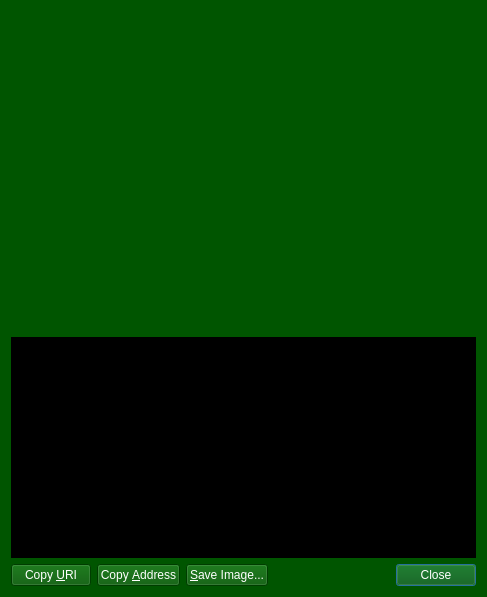
xviicoin-project/xviicoin, file src/qt/forms/receiverequestdialog.ui: the form before one commit.
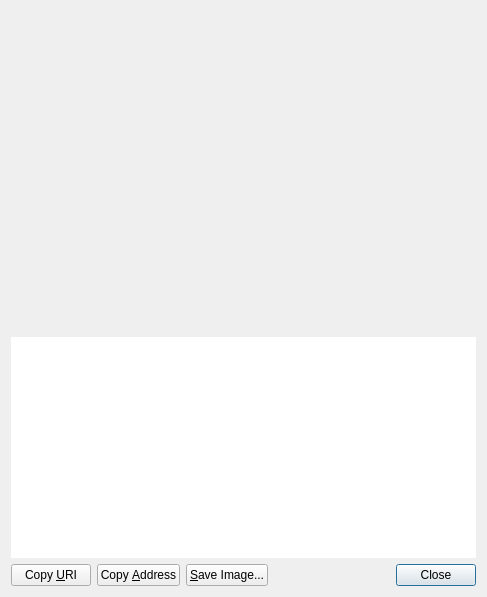
The form after the commit. Custom widgets are drawn as their Qt base class.

Diff of the .ui file:
```diff
--- a/src/qt/forms/receiverequestdialog.ui
+++ b/src/qt/forms/receiverequestdialog.ui
@@ -10,448 +10,6 @@
     <height>597</height>
    </rect>
   </property>
-  <property name="palette">
-   <palette>
-    <active>
-     <colorrole role="WindowText">
-      <brush brushstyle="SolidPattern">
-       <color alpha="255">
-        <red>255</red>
-        <green>255</green>
-        <blue>255</blue>
-       </color>
-      </brush>
-     </colorrole>
-     <colorrole role="Button">
-      <brush brushstyle="SolidPattern">
-       <color alpha="255">
-        <red>0</red>
-        <green>85</green>
-        <blue>0</blue>
-       </color>
-      </brush>
-     </colorrole>
-     <colorrole role="Light">
-      <brush brushstyle="SolidPattern">
-       <color alpha="255">
-        <red>0</red>
-        <green>127</green>
-        <blue>0</blue>
-       </color>
-      </brush>
-     </colorrole>
-     <colorrole role="Midlight">
-      <brush brushstyle="SolidPattern">
-       <color alpha="255">
-        <red>0</red>
-        <green>106</green>
-        <blue>0</blue>
-       </color>
-      </brush>
-     </colorrole>
-     <colorrole role="Dark">
-      <brush brushstyle="SolidPattern">
-       <color alpha="255">
-        <red>0</red>
-        <green>42</green>
-        <blue>0</blue>
-       </color>
-      </brush>
-     </colorrole>
-     <colorrole role="Mid">
-      <brush brushstyle="SolidPattern">
-       <color alpha="255">
-        <red>0</red>
-        <green>56</green>
-        <blue>0</blue>
-       </color>
-      </brush>
-     </colorrole>
-     <colorrole role="Text">
-      <brush brushstyle="SolidPattern">
-       <color alpha="255">
-        <red>255</red>
-        <green>255</green>
-        <blue>255</blue>
-       </color>
-      </brush>
-     </colorrole>
-     <colorrole role="BrightText">
-      <brush brushstyle="SolidPattern">
-       <color alpha="255">
-        <red>255</red>
-        <green>255</green>
-        <blue>255</blue>
-       </color>
-      </brush>
-     </colorrole>
-     <colorrole role="ButtonText">
-      <brush brushstyle="SolidPattern">
-       <color alpha="255">
-        <red>255</red>
-        <green>255</green>
-        <blue>255</blue>
-       </color>
-      </brush>
-     </colorrole>
-     <colorrole role="Base">
-      <brush brushstyle="SolidPattern">
-       <color alpha="255">
-        <red>0</red>
-        <green>0</green>
-        <blue>0</blue>
-       </color>
-      </brush>
-     </colorrole>
-     <colorrole role="Window">
-      <brush brushstyle="SolidPattern">
-       <color alpha="255">
-        <red>0</red>
-        <green>85</green>
-        <blue>0</blue>
-       </color>
-      </brush>
-     </colorrole>
-     <colorrole role="Shadow">
-      <brush brushstyle="SolidPattern">
-       <color alpha="255">
-        <red>0</red>
-        <green>0</green>
-        <blue>0</blue>
-       </color>
-      </brush>
-     </colorrole>
-     <colorrole role="AlternateBase">
-      <brush brushstyle="SolidPattern">
-       <color alpha="255">
-        <red>0</red>
-        <green>42</green>
-        <blue>0</blue>
-       </color>
-      </brush>
-     </colorrole>
-     <colorrole role="ToolTipBase">
-      <brush brushstyle="SolidPattern">
-       <color alpha="255">
-        <red>255</red>
-        <green>255</green>
-        <blue>220</blue>
-       </color>
-      </brush>
-     </colorrole>
-     <colorrole role="ToolTipText">
-      <brush brushstyle="SolidPattern">
-       <color alpha="255">
-        <red>0</red>
-        <green>0</green>
-        <blue>0</blue>
-       </color>
-      </brush>
-     </colorrole>
-     <colorrole role="PlaceholderText">
-      <brush brushstyle="SolidPattern">
-       <color alpha="128">
-        <red>255</red>
-        <green>255</green>
-        <blue>255</blue>
-       </color>
-      </brush>
-     </colorrole>
-    </active>
-    <inactive>
-     <colorrole role="WindowText">
-      <brush brushstyle="SolidPattern">
-       <color alpha="255">
-        <red>255</red>
-        <green>255</green>
-        <blue>255</blue>
-       </color>
-      </brush>
-     </colorrole>
-     <colorrole role="Button">
-      <brush brushstyle="SolidPattern">
-       <color alpha="255">
-        <red>0</red>
-        <green>85</green>
-        <blue>0</blue>
-       </color>
-      </brush>
-     </colorrole>
-     <colorrole role="Light">
-      <brush brushstyle="SolidPattern">
-       <color alpha="255">
-        <red>0</red>
-        <green>127</green>
-        <blue>0</blue>
-       </color>
-      </brush>
-     </colorrole>
-     <colorrole role="Midlight">
-      <brush brushstyle="SolidPattern">
-       <color alpha="255">
-        <red>0</red>
-        <green>106</green>
-        <blue>0</blue>
-       </color>
-      </brush>
-     </colorrole>
-     <colorrole role="Dark">
-      <brush brushstyle="SolidPattern">
-       <color alpha="255">
-        <red>0</red>
-        <green>42</green>
-        <blue>0</blue>
-       </color>
-      </brush>
-     </colorrole>
-     <colorrole role="Mid">
-      <brush brushstyle="SolidPattern">
-       <color alpha="255">
-        <red>0</red>
-        <green>56</green>
-        <blue>0</blue>
-       </color>
-      </brush>
-     </colorrole>
-     <colorrole role="Text">
-      <brush brushstyle="SolidPattern">
-       <color alpha="255">
-        <red>255</red>
-        <green>255</green>
-        <blue>255</blue>
-       </color>
-      </brush>
-     </colorrole>
-     <colorrole role="BrightText">
-      <brush brushstyle="SolidPattern">
-       <color alpha="255">
-        <red>255</red>
-        <green>255</green>
-        <blue>255</blue>
-       </color>
-      </brush>
-     </colorrole>
-     <colorrole role="ButtonText">
-      <brush brushstyle="SolidPattern">
-       <color alpha="255">
-        <red>255</red>
-        <green>255</green>
-        <blue>255</blue>
-       </color>
-      </brush>
-     </colorrole>
-     <colorrole role="Base">
-      <brush brushstyle="SolidPattern">
-       <color alpha="255">
-        <red>0</red>
-        <green>0</green>
-        <blue>0</blue>
-       </color>
-      </brush>
-     </colorrole>
-     <colorrole role="Window">
-      <brush brushstyle="SolidPattern">
-       <color alpha="255">
-        <red>0</red>
-        <green>85</green>
-        <blue>0</blue>
-       </color>
-      </brush>
-     </colorrole>
-     <colorrole role="Shadow">
-      <brush brushstyle="SolidPattern">
-       <color alpha="255">
-        <red>0</red>
-        <green>0</green>
-        <blue>0</blue>
-       </color>
-      </brush>
-     </colorrole>
-     <colorrole role="AlternateBase">
-      <brush brushstyle="SolidPattern">
-       <color alpha="255">
-        <red>0</red>
-        <green>42</green>
-        <blue>0</blue>
-       </color>
-      </brush>
-     </colorrole>
-     <colorrole role="ToolTipBase">
-      <brush brushstyle="SolidPattern">
-       <color alpha="255">
-        <red>255</red>
-        <green>255</green>
-        <blue>220</blue>
-       </color>
-      </brush>
-     </colorrole>
-     <colorrole role="ToolTipText">
-      <brush brushstyle="SolidPattern">
-       <color alpha="255">
-        <red>0</red>
-        <green>0</green>
-        <blue>0</blue>
-       </color>
-      </brush>
-     </colorrole>
-     <colorrole role="PlaceholderText">
-      <brush brushstyle="SolidPattern">
-       <color alpha="128">
-        <red>255</red>
-        <green>255</green>
-        <blue>255</blue>
-       </color>
-      </brush>
-     </colorrole>
-    </inactive>
-    <disabled>
-     <colorrole role="WindowText">
-      <brush brushstyle="SolidPattern">
-       <color alpha="255">
-        <red>0</red>
-        <green>42</green>
-        <blue>0</blue>
-       </color>
-      </brush>
-     </colorrole>
-     <colorrole role="Button">
-      <brush brushstyle="SolidPattern">
-       <color alpha="255">
-        <red>0</red>
-        <green>85</green>
-        <blue>0</blue>
-       </color>
-      </brush>
-     </colorrole>
-     <colorrole role="Light">
-      <brush brushstyle="SolidPattern">
-       <color alpha="255">
-        <red>0</red>
-        <green>127</green>
-        <blue>0</blue>
-       </color>
-      </brush>
-     </colorrole>
-     <colorrole role="Midlight">
-      <brush brushstyle="SolidPattern">
-       <color alpha="255">
-        <red>0</red>
-        <green>106</green>
-        <blue>0</blue>
-       </color>
-      </brush>
-     </colorrole>
-     <colorrole role="Dark">
-      <brush brushstyle="SolidPattern">
-       <color alpha="255">
-        <red>0</red>
-        <green>42</green>
-        <blue>0</blue>
-       </color>
-      </brush>
-     </colorrole>
-     <colorrole role="Mid">
-      <brush brushstyle="SolidPattern">
-       <color alpha="255">
-        <red>0</red>
-        <green>56</green>
-        <blue>0</blue>
-       </color>
-      </brush>
-     </colorrole>
-     <colorrole role="Text">
-      <brush brushstyle="SolidPattern">
-       <color alpha="255">
-        <red>0</red>
-        <green>42</green>
-        <blue>0</blue>
-       </color>
-      </brush>
-     </colorrole>
-     <colorrole role="BrightText">
-      <brush brushstyle="SolidPattern">
-       <color alpha="255">
-        <red>255</red>
-        <green>255</green>
-        <blue>255</blue>
-       </color>
-      </brush>
-     </colorrole>
-     <colorrole role="ButtonText">
-      <brush brushstyle="SolidPattern">
-       <color alpha="255">
-        <red>0</red>
-        <green>42</green>
-        <blue>0</blue>
-       </color>
-      </brush>
-     </colorrole>
-     <colorrole role="Base">
-      <brush brushstyle="SolidPattern">
-       <color alpha="255">
-        <red>0</red>
-        <green>85</green>
-        <blue>0</blue>
-       </color>
-      </brush>
-     </colorrole>
-     <colorrole role="Window">
-      <brush brushstyle="SolidPattern">
-       <color alpha="255">
-        <red>0</red>
-        <green>85</green>
-        <blue>0</blue>
-       </color>
-      </brush>
-     </colorrole>
-     <colorrole role="Shadow">
-      <brush brushstyle="SolidPattern">
-       <color alpha="255">
-        <red>0</red>
-        <green>0</green>
-        <blue>0</blue>
-       </color>
-      </brush>
-     </colorrole>
-     <colorrole role="AlternateBase">
-      <brush brushstyle="SolidPattern">
-       <color alpha="255">
-        <red>0</red>
-        <green>85</green>
-        <blue>0</blue>
-       </color>
-      </brush>
-     </colorrole>
-     <colorrole role="ToolTipBase">
-      <brush brushstyle="SolidPattern">
-       <color alpha="255">
-        <red>255</red>
-        <green>255</green>
-        <blue>220</blue>
-       </color>
-      </brush>
-     </colorrole>
-     <colorrole role="ToolTipText">
-      <brush brushstyle="SolidPattern">
-       <color alpha="255">
-        <red>0</red>
-        <green>0</green>
-        <blue>0</blue>
-       </color>
-      </brush>
-     </colorrole>
-     <colorrole role="PlaceholderText">
-      <brush brushstyle="SolidPattern">
-       <color alpha="128">
-        <red>255</red>
-        <green>255</green>
-        <blue>255</blue>
-       </color>
-      </brush>
-     </colorrole>
-    </disabled>
-   </palette>
-  </property>
   <layout class="QVBoxLayout" name="verticalLayout_3">
    <item>
     <widget class="QRImageWidget" name="lblQRCode">
```
